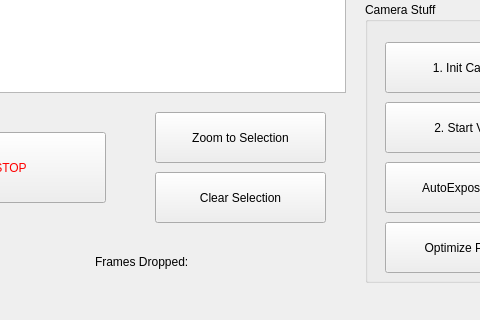
The window that mainwindow.ui (liviaz/PressureSystem) describes before a commit, drawn with Qt 5; both pictures show x 315 to 795 and y 455 to 775 of the 1245 by 775 pixel window.
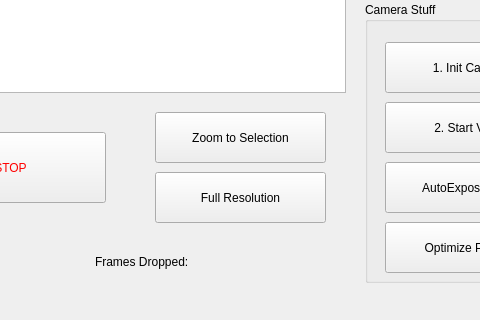
The same window after the commit.

```diff
--- a/mainwindow.ui
+++ b/mainwindow.ui
@@ -838,7 +838,7 @@
      <string notr="true">font: 12pt &quot;MS Sans Serif&quot;;</string>
     </property>
     <property name="text">
-     <string>Clear Selection</string>
+     <string>Full Resolution</string>
     </property>
    </widget>
    <widget class="QLabel" name="TotalFramesIndicator">
```
